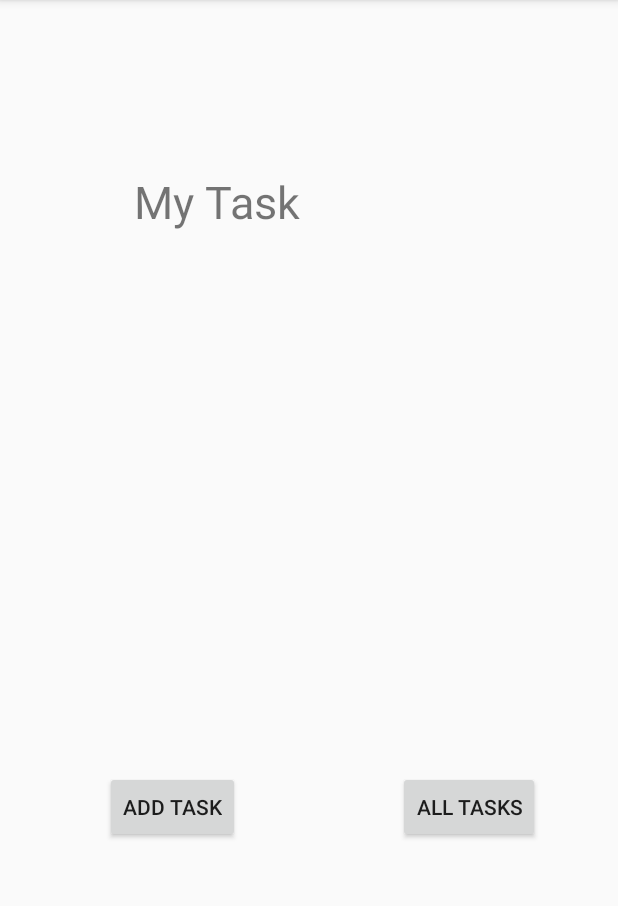
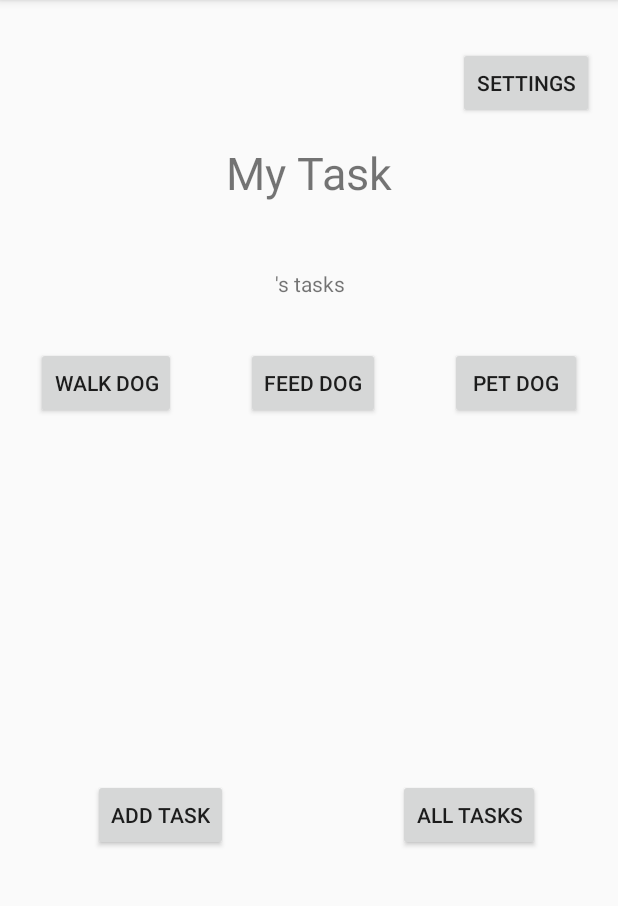
Before and after one commit to martinpapacodes/taskmaster, an Android app: the screen it shows after launch (MainActivity), on a phone screen of 412 x 824 dp, the part 84-990 px from its top. Run offline under Robolectric (Android 15) with nearby library versions, the phone set to English and light mode, and no system bars.

Commit message:
finished displaying username

```diff
--- a/app/src/main/AndroidManifest.xml
+++ b/app/src/main/AndroidManifest.xml
@@ -9,7 +9,9 @@
         android:roundIcon="@mipmap/ic_launcher_round"
         android:supportsRtl="true"
         android:theme="@style/AppTheme">
-        <activity android:name=".allTasks"></activity>
+        <activity android:name=".settings"></activity>
+        <activity android:name=".taskDetail" />
+        <activity android:name=".allTasks" />
         <activity android:name=".addTask" />
         <activity android:name=".MainActivity">
             <intent-filter>
--- a/app/src/main/java/com/example/taskmaster/MainActivity.java
+++ b/app/src/main/java/com/example/taskmaster/MainActivity.java
@@ -3,11 +3,17 @@ package com.example.taskmaster;
 import androidx.appcompat.app.AppCompatActivity;
 
 import android.content.Intent;
+import android.content.SharedPreferences;
 import android.os.Bundle;
+import android.preference.PreferenceManager;
+import android.util.Log;
 import android.view.View;
 import android.widget.Button;
+import android.widget.TextView;
 
 public class MainActivity extends AppCompatActivity {
+
+    static String TAG = "mnf.main";
 
     @Override
     protected void onCreate(Bundle savedInstanceState) {
@@ -22,5 +28,34 @@ public class MainActivity extends AppCompatActivity {
                 MainActivity.this.startActivity(goToAddATaskPage);
             }
         });
+
+
+        Button settingsButton = findViewById(R.id.settingsButton);
+        settingsButton.setOnClickListener(new View.OnClickListener() {
+            @Override
+            public void onClick(View v) {
+                Intent goToSettingsPage = new Intent(MainActivity.this, settings.class);
+                MainActivity.this.startActivity(goToSettingsPage);
+
+            }
+        });
+
+
     }
+
+    @Override
+    protected void onResume() {
+        super.onResume();
+        Log.d(TAG, "Activity Resumed");
+
+        TextView usernameTitle = findViewById(R.id.usernameTitle);
+        SharedPreferences  sharedPref =  PreferenceManager.getDefaultSharedPreferences(getApplicationContext());
+        String username = sharedPref.getString("username", usernameTitle.getText().toString());
+        Log.d(TAG, username);
+        usernameTitle.setText(username + "'s tasks");
+    }
+
+
+
+
 }
--- a/app/src/main/res/layout/activity_main.xml
+++ b/app/src/main/res/layout/activity_main.xml
@@ -13,43 +13,83 @@
         android:text="My Task"
         android:textSize="30sp"
         app:layout_constraintBottom_toBottomOf="parent"
-        app:layout_constraintHorizontal_bias="0.296"
         app:layout_constraintLeft_toLeftOf="parent"
         app:layout_constraintRight_toRightOf="parent"
         app:layout_constraintTop_toTopOf="parent"
-        app:layout_constraintVertical_bias="0.157" />
-
-    <ImageView
-        android:id="@+id/imageView"
-        android:layout_width="305dp"
-        android:layout_height="269dp"
-        android:layout_marginTop="50dp"
-        app:layout_constraintEnd_toEndOf="parent"
-        app:layout_constraintStart_toStartOf="parent"
-        app:layout_constraintTop_toBottomOf="@+id/textView"
-        tools:srcCompat="@tools:sample/avatars[12]" />
+        app:layout_constraintVertical_bias="0.13" />
 
     <Button
         android:id="@+id/addATask"
         android:layout_width="wrap_content"
         android:layout_height="wrap_content"
         android:layout_marginStart="52dp"
-        android:layout_marginTop="40dp"
+        android:layout_marginTop="240dp"
         android:layout_marginEnd="104dp"
         android:text="Add Task"
         app:layout_constraintEnd_toStartOf="@+id/button2"
-        app:layout_constraintHorizontal_bias="0.942"
         app:layout_constraintStart_toStartOf="parent"
-        app:layout_constraintTop_toBottomOf="@+id/imageView" />
+        app:layout_constraintTop_toBottomOf="@+id/walkDogButton" />
 
     <Button
         android:id="@+id/button2"
         android:layout_width="wrap_content"
         android:layout_height="wrap_content"
-        android:layout_marginTop="40dp"
+        android:layout_marginTop="240dp"
         android:layout_marginEnd="52dp"
         android:text="All Tasks"
         app:layout_constraintEnd_toEndOf="parent"
-        app:layout_constraintTop_toBottomOf="@+id/imageView" />
+        app:layout_constraintTop_toBottomOf="@+id/petDogButton" />
+
+    <Button
+        android:id="@+id/walkDogButton"
+        android:layout_width="wrap_content"
+        android:layout_height="wrap_content"
+        android:layout_marginStart="24dp"
+        android:layout_marginTop="96dp"
+        android:text="Walk Dog"
+        app:layout_constraintStart_toStartOf="parent"
+        app:layout_constraintTop_toBottomOf="@+id/textView" />
+
+    <Button
+        android:id="@+id/settingsButton"
+        android:layout_width="wrap_content"
+        android:layout_height="wrap_content"
+        android:layout_marginTop="16dp"
+        android:layout_marginEnd="16dp"
+        android:text="Settings"
+        app:layout_constraintBottom_toTopOf="@+id/textView"
+        app:layout_constraintEnd_toEndOf="parent"
+        app:layout_constraintTop_toTopOf="parent" />
+
+    <Button
+        android:id="@+id/feedDogButton"
+        android:layout_width="wrap_content"
+        android:layout_height="wrap_content"
+        android:layout_marginTop="96dp"
+        android:text="Feed Dog"
+        app:layout_constraintEnd_toStartOf="@+id/petDogButton"
+        app:layout_constraintStart_toEndOf="@+id/walkDogButton"
+        app:layout_constraintTop_toBottomOf="@+id/textView" />
+
+    <Button
+        android:id="@+id/petDogButton"
+        android:layout_width="wrap_content"
+        android:layout_height="wrap_content"
+        android:layout_marginTop="96dp"
+        android:layout_marginEnd="24dp"
+        android:text="Pet Dog"
+        app:layout_constraintEnd_toEndOf="parent"
+        app:layout_constraintTop_toBottomOf="@+id/textView" />
+
+    <TextView
+        android:id="@+id/usernameTitle"
+        android:layout_width="176dp"
+        android:layout_height="22dp"
+        android:layout_marginTop="44dp"
+        android:textAlignment="center"
+        app:layout_constraintEnd_toEndOf="parent"
+        app:layout_constraintHorizontal_bias="0.502"
+        app:layout_constraintStart_toStartOf="parent"
+        app:layout_constraintTop_toBottomOf="@+id/textView" />
 
 </androidx.constraintlayout.widget.ConstraintLayout>
```
Also changed, not shown: app/src/main/java/com/example/taskmaster/settings.java (added, +48 -0 lines), app/src/main/java/com/example/taskmaster/taskDetail.java (added, +14 -0 lines), app/src/main/res/layout/activity_settings.xml (added, +39 -0 lines), app/src/main/res/layout/activity_task_detail.xml (added, +25 -0 lines).
